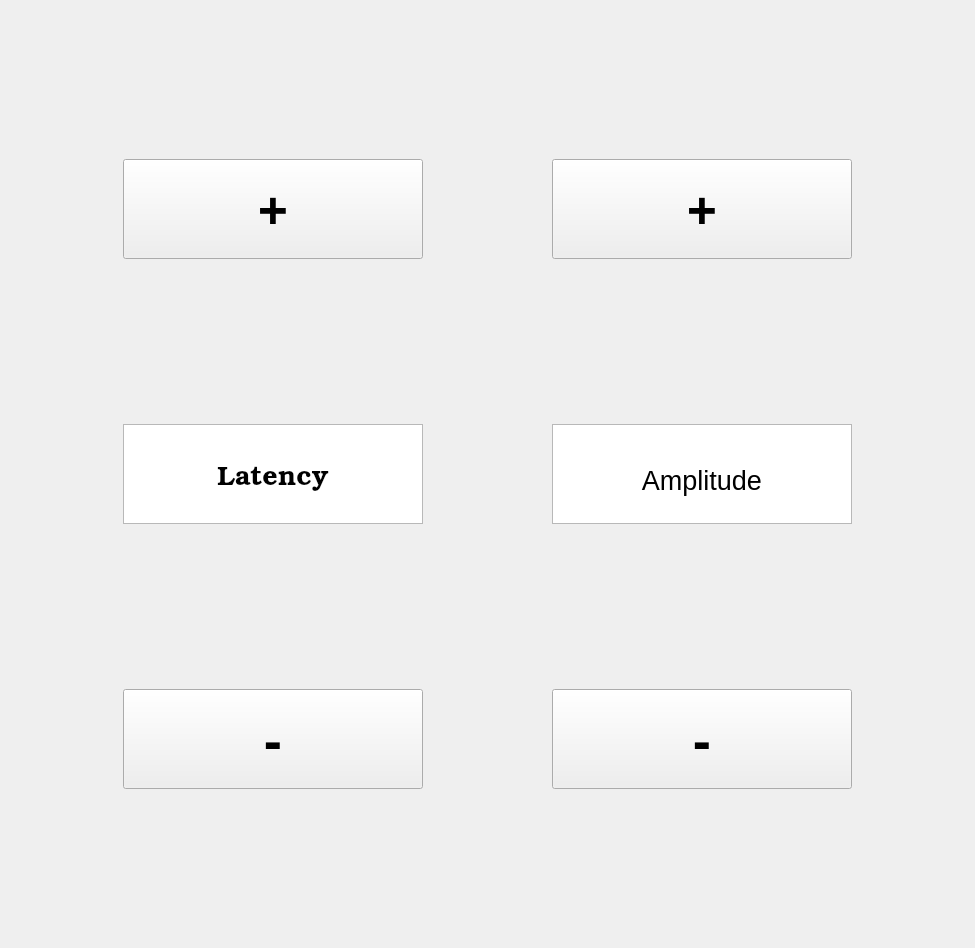
Above: NIM_Patient_Sim/mainwindow.ui from daisybisram/SeniorDesign before the change. Below: the same form after it.
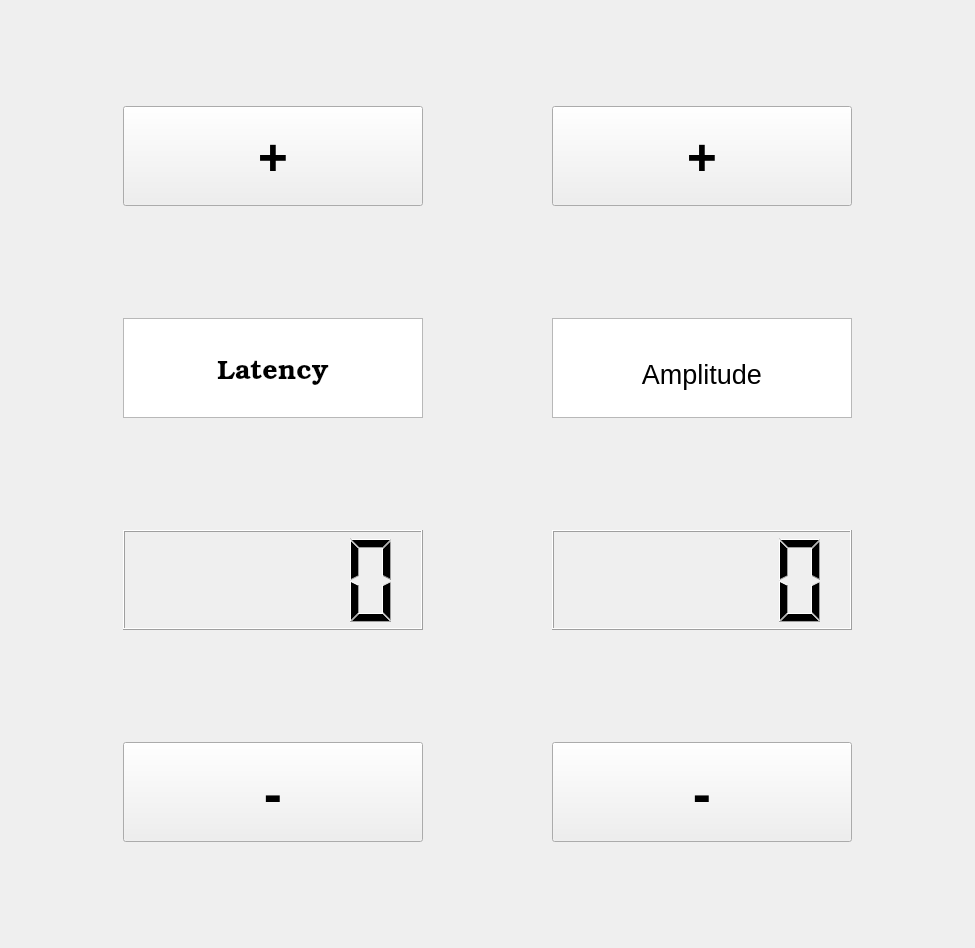
That is the form after the change. Icons and pictures are not drawn.

Patch:
```diff
--- a/NIM_Patient_Sim/mainwindow.ui
+++ b/NIM_Patient_Sim/mainwindow.ui
@@ -46,7 +46,7 @@
     <property name="bottomMargin">
      <number>0</number>
     </property>
-    <item row="5" column="1">
+    <item row="7" column="1">
      <widget class="QPushButton" name="amplitude_DOWN_button">
       <property name="maximumSize">
        <size>
@@ -67,7 +67,26 @@
       </property>
      </widget>
     </item>
-    <item row="2" column="0">
+    <item row="3" column="1">
+     <widget class="QTextEdit" name="amplitude_text">
+      <property name="maximumSize">
+       <size>
+        <width>300</width>
+        <height>100</height>
+       </size>
+      </property>
+      <property name="html">
+       <string>&lt;!DOCTYPE HTML PUBLIC &quot;-//W3C//DTD HTML 4.0//EN&quot; &quot;http://www.w3.org/TR/REC-html40/strict.dtd&quot;&gt;
+&lt;html&gt;&lt;head&gt;&lt;meta name=&quot;qrichtext&quot; content=&quot;1&quot; /&gt;&lt;style type=&quot;text/css&quot;&gt;
+p, li { white-space: pre-wrap; }
+&lt;/style&gt;&lt;/head&gt;&lt;body style=&quot; font-family:'Ubuntu'; font-size:11pt; font-weight:400; font-style:normal;&quot;&gt;
+&lt;p align=&quot;center&quot; style=&quot;-qt-paragraph-type:empty; margin-top:0px; margin-bottom:0px; margin-left:0px; margin-right:0px; -qt-block-indent:0; text-indent:0px; font-family:'Ubuntu';&quot;&gt;&lt;br /&gt;&lt;/p&gt;
+&lt;p align=&quot;center&quot; style=&quot;-qt-paragraph-type:empty; margin-top:0px; margin-bottom:0px; margin-left:0px; margin-right:0px; -qt-block-indent:0; text-indent:0px; font-family:'Ubuntu';&quot;&gt;&lt;br /&gt;&lt;/p&gt;
+&lt;p align=&quot;center&quot; style=&quot; margin-top:0px; margin-bottom:0px; margin-left:0px; margin-right:0px; -qt-block-indent:0; text-indent:0px;&quot;&gt;&lt;span style=&quot; font-family:'Ubuntu'; font-size:20pt;&quot;&gt;Amplitude&lt;/span&gt;&lt;/p&gt;&lt;/body&gt;&lt;/html&gt;</string>
+      </property>
+     </widget>
+    </item>
+    <item row="3" column="0">
      <widget class="QTextEdit" name="latency_text">
       <property name="sizePolicy">
        <sizepolicy hsizetype="Maximum" vsizetype="Maximum">
@@ -163,7 +182,7 @@
       </property>
      </widget>
     </item>
-    <item row="5" column="0">
+    <item row="7" column="0">
      <widget class="QPushButton" name="latency_DOWN_button">
       <property name="sizePolicy">
        <sizepolicy hsizetype="Maximum" vsizetype="Maximum">
@@ -190,22 +209,35 @@
       </property>
      </widget>
     </item>
-    <item row="2" column="1">
-     <widget class="QTextEdit" name="amplitude_text">
+    <item row="4" column="0">
+     <widget class="QLCDNumber" name="Latency_Value">
+      <property name="sizePolicy">
+       <sizepolicy hsizetype="Maximum" vsizetype="Maximum">
+        <horstretch>0</horstretch>
+        <verstretch>0</verstretch>
+       </sizepolicy>
+      </property>
       <property name="maximumSize">
        <size>
         <width>300</width>
         <height>100</height>
        </size>
       </property>
-      <property name="html">
-       <string>&lt;!DOCTYPE HTML PUBLIC &quot;-//W3C//DTD HTML 4.0//EN&quot; &quot;http://www.w3.org/TR/REC-html40/strict.dtd&quot;&gt;
-&lt;html&gt;&lt;head&gt;&lt;meta name=&quot;qrichtext&quot; content=&quot;1&quot; /&gt;&lt;style type=&quot;text/css&quot;&gt;
-p, li { white-space: pre-wrap; }
-&lt;/style&gt;&lt;/head&gt;&lt;body style=&quot; font-family:'Ubuntu'; font-size:11pt; font-weight:400; font-style:normal;&quot;&gt;
-&lt;p align=&quot;center&quot; style=&quot;-qt-paragraph-type:empty; margin-top:0px; margin-bottom:0px; margin-left:0px; margin-right:0px; -qt-block-indent:0; text-indent:0px; font-family:'Ubuntu';&quot;&gt;&lt;br /&gt;&lt;/p&gt;
-&lt;p align=&quot;center&quot; style=&quot;-qt-paragraph-type:empty; margin-top:0px; margin-bottom:0px; margin-left:0px; margin-right:0px; -qt-block-indent:0; text-indent:0px; font-family:'Ubuntu';&quot;&gt;&lt;br /&gt;&lt;/p&gt;
-&lt;p align=&quot;center&quot; style=&quot; margin-top:0px; margin-bottom:0px; margin-left:0px; margin-right:0px; -qt-block-indent:0; text-indent:0px;&quot;&gt;&lt;span style=&quot; font-family:'Ubuntu'; font-size:20pt;&quot;&gt;Amplitude&lt;/span&gt;&lt;/p&gt;&lt;/body&gt;&lt;/html&gt;</string>
+     </widget>
+    </item>
+    <item row="4" column="1">
+     <widget class="QLCDNumber" name="lcdNumber">
+      <property name="sizePolicy">
+       <sizepolicy hsizetype="Maximum" vsizetype="Maximum">
+        <horstretch>0</horstretch>
+        <verstretch>0</verstretch>
+       </sizepolicy>
+      </property>
+      <property name="maximumSize">
+       <size>
+        <width>300</width>
+        <height>100</height>
+       </size>
       </property>
      </widget>
     </item>
```
